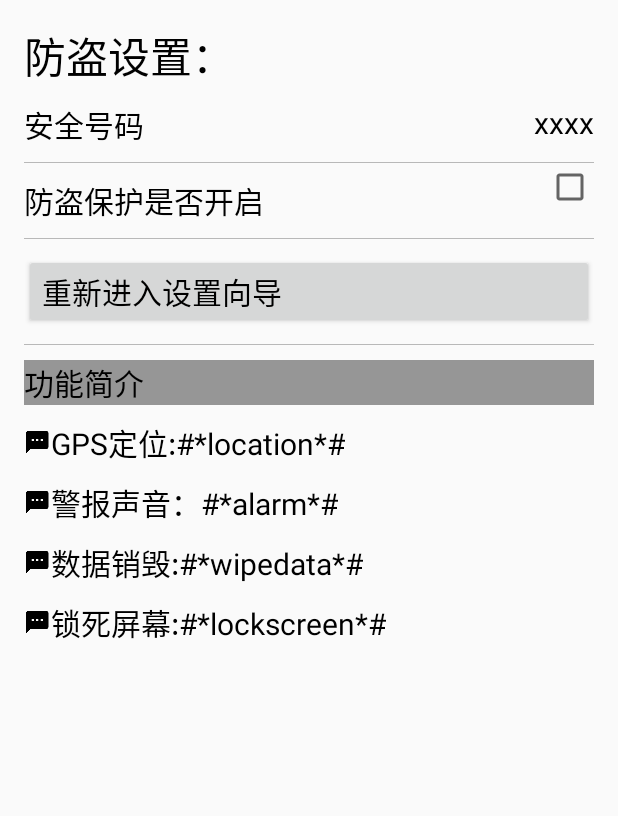
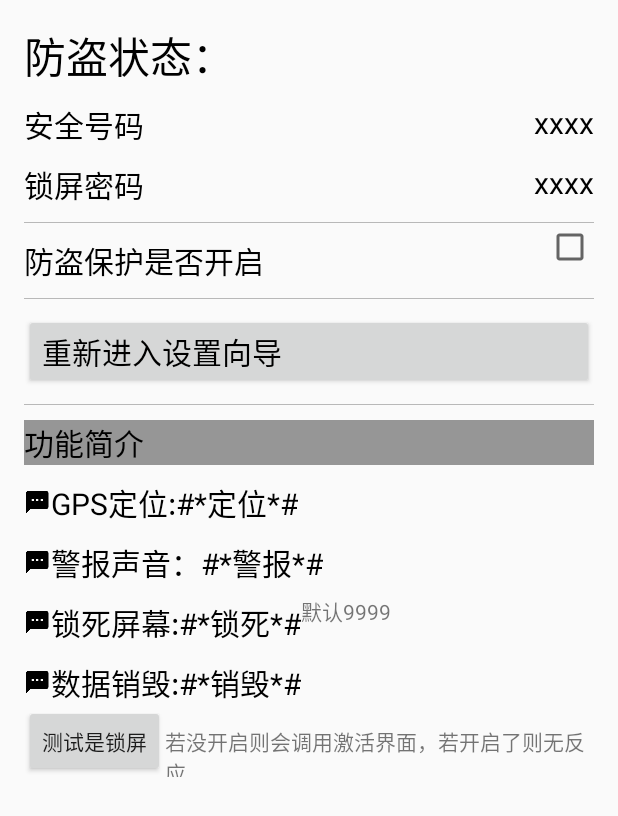
Before and after one commit to banketree/XinzheSecurity, an Android app: the layout activity_lost_find.xml on its own in the app's theme, with its tools: preview values and no code run, on a phone screen of 412 x 824 dp. Shown: the top 816 px of the screen. Run offline under Robolectric (Android 15) with nearby library versions, the phone set to English and light mode, and no system bars.

Commit message:
finish all refactor of anti-theft function

```diff
--- a/app/src/main/java/com/linxinzhe/android/xinzhesecurity/service/GPSService.java
+++ b/app/src/main/java/com/linxinzhe/android/xinzhesecurity/service/GPSService.java
@@ -39,7 +39,7 @@ public class GPSService extends Service {
         super.onCreate();
         //A-GPS定位
         lmGPS = (LocationManager) getSystemService(Context.LOCATION_SERVICE);
-        lmNET=(LocationManager) getSystemService(Context.LOCATION_SERVICE);
+        lmNET = (LocationManager) getSystemService(Context.LOCATION_SERVICE);
         listenerGPS = new MyGPSLocationListener();
         listenerNET = new MyNETLocationListener();
         //给定位提供者设置限制条件
@@ -83,7 +83,7 @@ public class GPSService extends Service {
             SharedPreferences sp = getSharedPreferences("config", MODE_PRIVATE);
             SharedPreferences.Editor editor = sp.edit();
             editor.putString("lastLocationNET", longitude + latitude + accuracy);
-            Log.i(TAG, longitude + latitude + accuracy );
+            Log.i(TAG, longitude + latitude + accuracy);
             editor.commit();
         }
 
@@ -127,7 +127,7 @@ public class GPSService extends Service {
             SharedPreferences sp = getSharedPreferences("config", MODE_PRIVATE);
             SharedPreferences.Editor editor = sp.edit();
             editor.putString("lastLocationGPS", longitude + latitude + accuracy);
-            Log.i(TAG, longitude + latitude + accuracy );
+            Log.i(TAG, longitude + latitude + accuracy);
             editor.commit();
         }
 
--- a/app/src/main/java/com/linxinzhe/android/xinzhesecurity/setup/SelectContactActivity.java
+++ b/app/src/main/java/com/linxinzhe/android/xinzhesecurity/setup/SelectContactActivity.java
@@ -37,15 +37,14 @@ public class SelectContactActivity extends ActionBarActivity {
             @Override
             public void onItemClick(AdapterView<?> parent, View view, int position, long id) {
                 String phone = contactData.get(position).get("phone");
-                Intent phoneData=new Intent();
-                phoneData.putExtra("phone",phone);
+                Intent phoneData = new Intent();
+                phoneData.putExtra("phone", phone);
                 setResult(RESULT_OK, phoneData);
 
                 finish();
             }
         });
     }
-
 
 
     /**
--- a/app/src/main/java/com/linxinzhe/android/xinzhesecurity/utils/ModifyOffset.java
+++ b/app/src/main/java/com/linxinzhe/android/xinzhesecurity/utils/ModifyOffset.java
@@ -6,7 +6,6 @@ import java.io.ObjectInputStream;
 
 /**
  * 火星地球坐标转化.地图坐标修偏
- *
  */
 public class ModifyOffset {
     private static ModifyOffset modifyOffset;
--- a/app/src/main/java/com/linxinzhe/android/xinzhesecurity/utils/StreamTools.java
+++ b/app/src/main/java/com/linxinzhe/android/xinzhesecurity/utils/StreamTools.java
@@ -13,7 +13,7 @@ public class StreamTools {
     public static String readFromStream(InputStream is) throws IOException {
         ByteArrayOutputStream baos = new ByteArrayOutputStream();
         byte[] buffer = new byte[1024];
-        int len=0;
+        int len = 0;
         while ((len = is.read(buffer)) != -1) {
             baos.write(buffer, 0, len);
         }
--- a/app/src/main/res/layout/activity_lost_find.xml
+++ b/app/src/main/res/layout/activity_lost_find.xml
@@ -12,7 +12,8 @@
     <TextView
         style="@style/SetupTitle"
         android:gravity="left"
-        android:text="防盗设置：" />
+        android:text="防盗状态：" />
+
     <RelativeLayout
         android:layout_width="wrap_content"
         android:layout_height="wrap_content">
@@ -24,6 +25,22 @@
 
         <TextView
             android:id="@+id/tv_safenumber"
+            style="@style/TextContent"
+            android:layout_alignParentRight="true"
+            android:text="xxxx" />
+    </RelativeLayout>
+
+    <RelativeLayout
+        android:layout_width="wrap_content"
+        android:layout_height="wrap_content">
+
+
+        <TextView
+            style="@style/TextContent"
+            android:text="锁屏密码" />
+
+        <TextView
+            android:id="@+id/tv_lockpsw"
             style="@style/TextContent"
             android:layout_alignParentRight="true"
             android:text="xxxx" />
@@ -78,24 +95,49 @@
     <TextView
         style="@style/TextContent"
         android:drawableLeft="@mipmap/ic_sms_black_18dp"
-        android:text="GPS定位:#*location*#" />
+        android:text="GPS定位:#*定位*#" />
 
     <TextView
         style="@style/TextContent"
         android:drawableLeft="@mipmap/ic_sms_black_18dp"
-        android:text="警报声音：#*alarm*#" />
+        android:text="警报声音：#*警报*#" />
+
+    <LinearLayout
+        android:layout_width="match_parent"
+        android:layout_height="wrap_content">
+
+        <TextView
+            style="@style/TextContent"
+            android:drawableLeft="@mipmap/ic_sms_black_18dp"
+            android:text="锁死屏幕:#*锁死*#" />
+
+        <TextView
+            android:layout_width="wrap_content"
+            android:layout_height="wrap_content"
+            android:text="默认9999" />
+    </LinearLayout>
 
     <TextView
         style="@style/TextContent"
         android:drawableLeft="@mipmap/ic_sms_black_18dp"
-        android:text="数据销毁:#*wipedata*#" />
-
-    <TextView
-        style="@style/TextContent"
-        android:drawableLeft="@mipmap/ic_sms_black_18dp"
-        android:text="锁死屏幕:#*lockscreen*#" />
+        android:text="数据销毁:#*销毁*#" />
 
 
+    <LinearLayout
+        android:layout_width="match_parent"
+        android:layout_height="wrap_content">
+
+        <Button
+            android:layout_width="wrap_content"
+            android:layout_height="wrap_content"
+            android:onClick="testLock"
+            android:text="测试是锁屏" />
+
+        <TextView
+            android:layout_width="wrap_content"
+            android:layout_height="wrap_content"
+            android:text="若没开启则会调用激活界面，若开启了则无反应" />
+    </LinearLayout>
 
 
 </LinearLayout>
--- a/app/src/main/res/layout/activity_setup2_lost_found.xml
+++ b/app/src/main/res/layout/activity_setup2_lost_found.xml
@@ -24,16 +24,16 @@
 
     <com.linxinzhe.android.xinzhesecurity.ui.SettingItemView
         android:id="@+id/siv_sim_lock"
-        android:layout_marginTop="10dp"
         android:layout_width="wrap_content"
         android:layout_height="wrap_content"
+        android:layout_marginTop="10dp"
         linxinzhe:desc_off="SIM卡未绑定"
         linxinzhe:desc_on="SIM卡已经绑定"
         linxinzhe:title="点击绑定SIM卡" />
 
     <TextView
+        style="@style/TextContent"
         android:layout_marginTop="20dp"
-        style="@style/TextContent"
         android:text="安全号码：" />
 
     <TextView
--- a/app/src/main/res/layout/setting_item_view.xml
+++ b/app/src/main/res/layout/setting_item_view.xml
@@ -27,7 +27,7 @@
         android:layout_alignParentRight="true"
         android:layout_centerHorizontal="true"
         android:clickable="false"
-        android:focusable="false"/>
+        android:focusable="false" />
 
     <View
         android:layout_width="match_parent"
```
Also changed, not shown: app/src/main/java/com/linxinzhe/android/xinzhesecurity/LostFoundActivity.java (+21 -10 lines), app/src/main/java/com/linxinzhe/android/xinzhesecurity/SplashActivity.java (+7 -6 lines), app/src/main/java/com/linxinzhe/android/xinzhesecurity/receiver/SMSReceiver.java (+5 -6 lines), app/src/main/java/com/linxinzhe/android/xinzhesecurity/setup/Setup2LostFoundActivity.java (+8 -7 lines), app/src/main/java/com/linxinzhe/android/xinzhesecurity/setup/Setup3LostFoundActivity.java (+31 -12 lines), app/src/main/res/layout/activity_home.xml (+6 -5 lines), app/src/main/res/layout/activity_select_contact.xml (+6 -4 lines), app/src/main/res/layout/activity_setting.xml (+4 -5 lines), app/src/main/res/layout/activity_setup1_lost_found.xml (+26 -22 lines), app/src/main/res/layout/activity_setup3_lost_found.xml (+4 -4 lines), app/src/main/res/layout/activity_splash.xml (+5 -4 lines), app/src/main/res/layout/contact_item_view.xml (+9 -6 lines), app/src/main/res/layout/list_item_home.xml (+5 -4 lines). Lines whose indentation alone changed are shown as unchanged.
